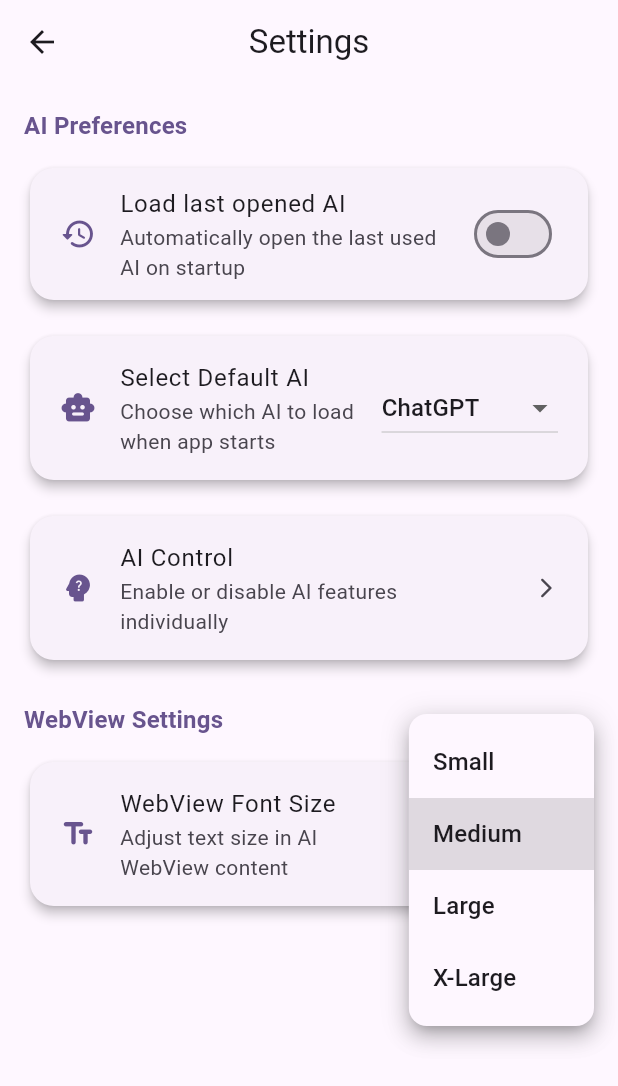
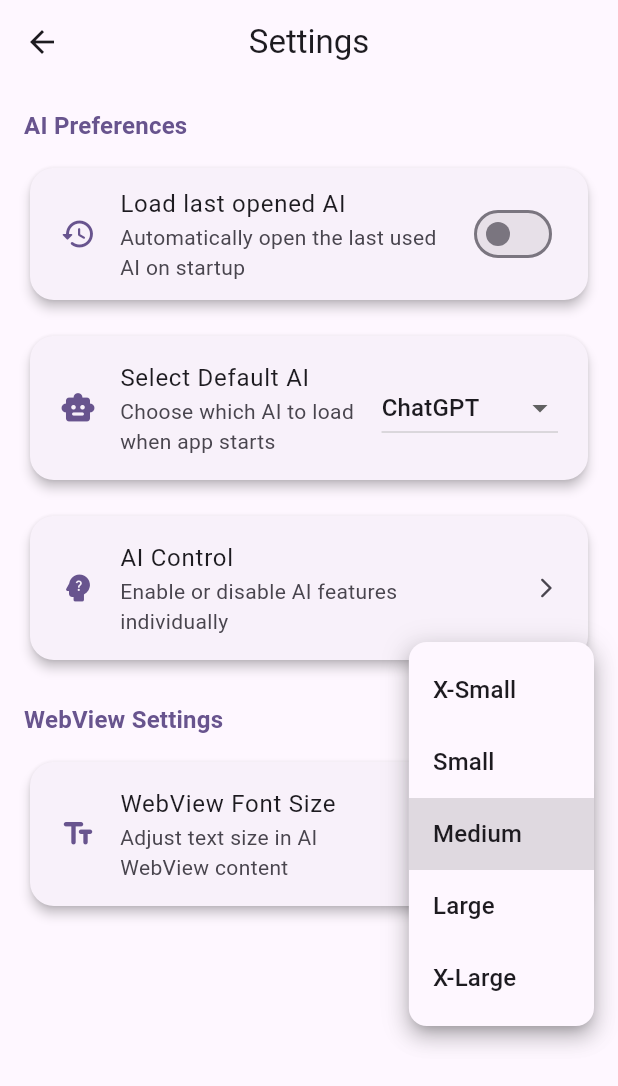
Before and after one commit to hoavuong02/AI-hub, a Flutter app: the SettingsScreen screen opened directly, after a tap on "Load last opened AI", after a tap on "Medium", on a phone screen of 412 x 824 dp. Shown: the top 1086 px of the screen. Run offline on Flutter 3.47's test engine with Material 3 defaults, Android fonts, the phone set to English and light mode, and no system bars; drawn by our look-alikes of dynamic_color; our stand-ins replace shared_preferences; missing offline and left inert: flutter_inappwebview; accounts and stored records are empty.

Commit message:
Added more font size

```diff
--- a/lib/utils/constants.dart
+++ b/lib/utils/constants.dart
@@ -88,10 +88,11 @@ final List<Map<String, dynamic>> aiList = [
 ];
 
 final Map<String, int> fontSizes = {
-  'small': 14,
+  'x-small': 14,
+  'small': 15,
   'medium': 16,
-  'large': 18,
-  'x-large': 20,
+  'large': 17,
+  'x-large': 18,
 };
 
 final userAgent =
```
